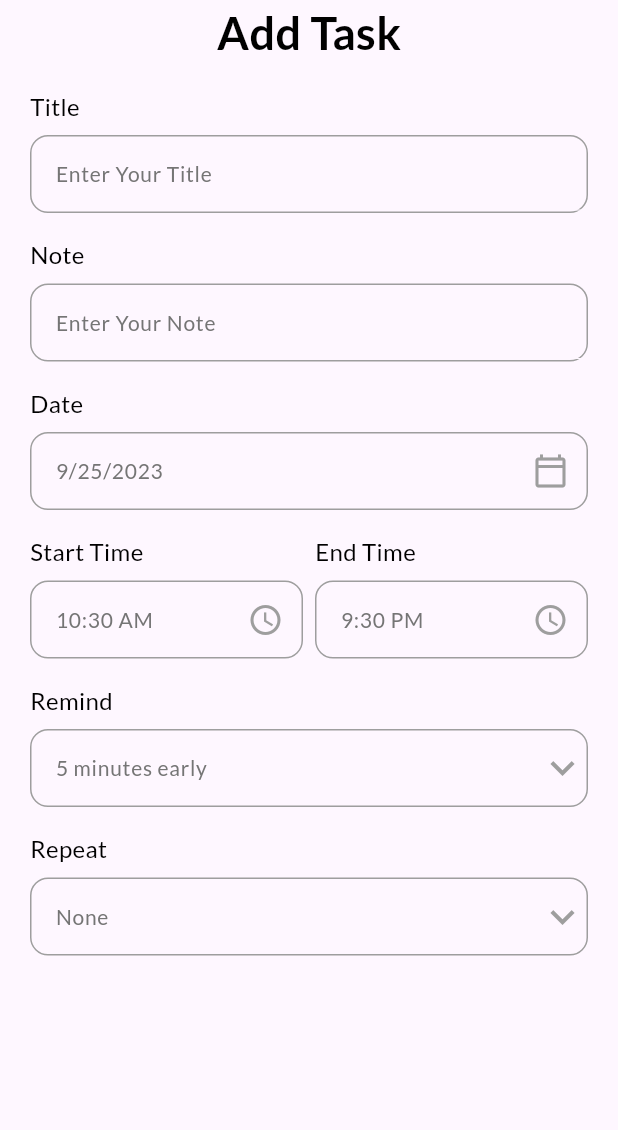
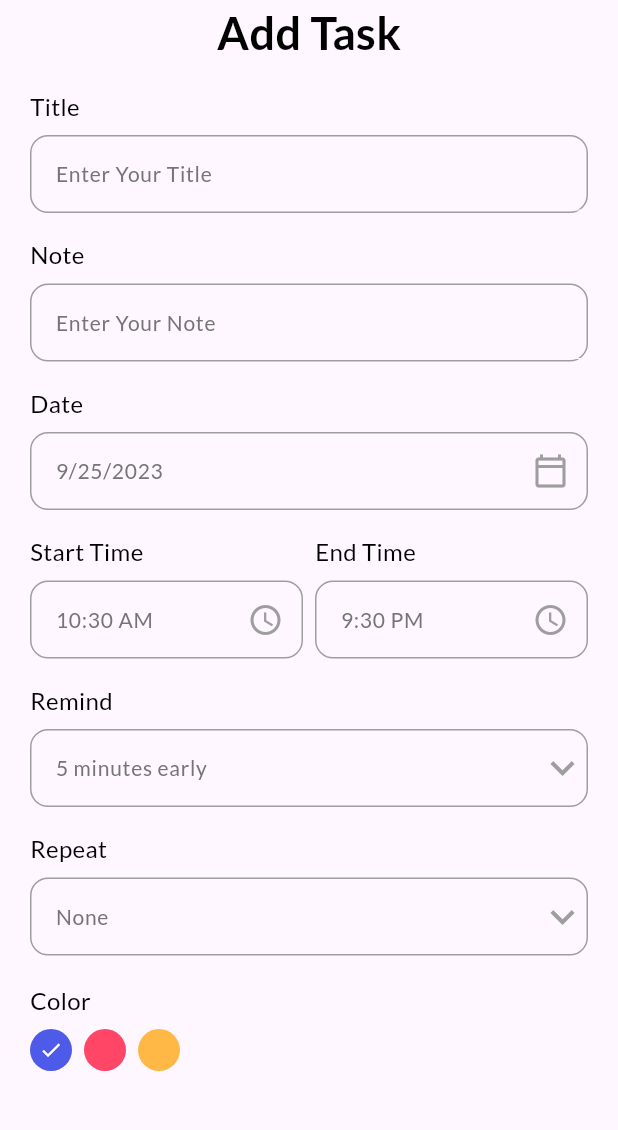
Before and after one commit to Junichi-Machii/flutter_app_calender_03, a Flutter app: the AddTaskPage screen opened directly, on a phone screen of 412 x 824 dp, the part 84-1214 px from its top. Run offline on Flutter 3.47's test engine with Material 3 defaults, Android fonts, the light colour scheme and no system bars; our stand-ins replace date_picker_timeline, flutter_local_notifications, get, get_storage, google_fonts, timezone; accounts and stored records are empty.

Commit message:
add colors choice logic

```diff
--- a/lib/ui/widgets/add_task_bar.dart
+++ b/lib/ui/widgets/add_task_bar.dart
@@ -21,6 +21,7 @@ class _AddTaskPageState extends State<AddTaskPage> {
   String _startTime = DateFormat("hh:mm a").format(DateTime.now()).toString();
   int _selectedRemind = 5;
   String _selectedRepeat = "None";
+  int _selectedColor = 0;
   @override
   Widget build(BuildContext context) {
     return Scaffold(
@@ -140,6 +141,50 @@ class _AddTaskPageState extends State<AddTaskPage> {
                     );
                   }).toList(),
                 ),
+              ),
+              SizedBox(height: 18),
+              Row(
+                children: [
+                  Column(
+                    crossAxisAlignment: CrossAxisAlignment.start,
+                    children: [
+                      Text(
+                        "Color",
+                        style: titleStyle,
+                      ),
+                      SizedBox(height: 8.0),
+                      Wrap(
+                        children: List<Widget>.generate(3, (int index) {
+                          return GestureDetector(
+                            onTap: () {
+                              setState(() {
+                                _selectedColor = index;
+                              });
+                            },
+                            child: Padding(
+                              padding: const EdgeInsets.only(right: 8.0),
+                              child: (CircleAvatar(
+                                radius: 14,
+                                backgroundColor: index == 0
+                                    ? ThemeColors.primaryClr
+                                    : index == 1
+                                        ? ThemeColors.pinkClr
+                                        : ThemeColors.yellowClr,
+                                child: _selectedColor == index
+                                    ? Icon(
+                                        Icons.done,
+                                        color: ThemeColors.white,
+                                        size: 16,
+                                      )
+                                    : Container(),
+                              )),
+                            ),
+                          );
+                        }),
+                      )
+                    ],
+                  )
+                ],
               )
             ],
           ),
```
